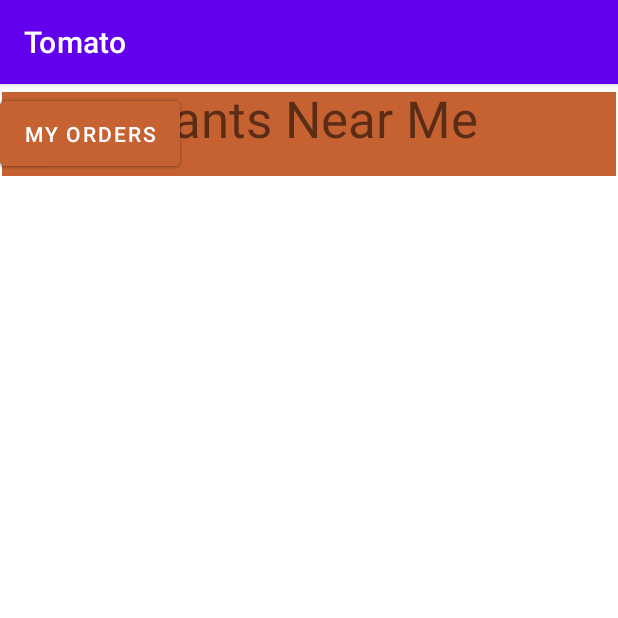
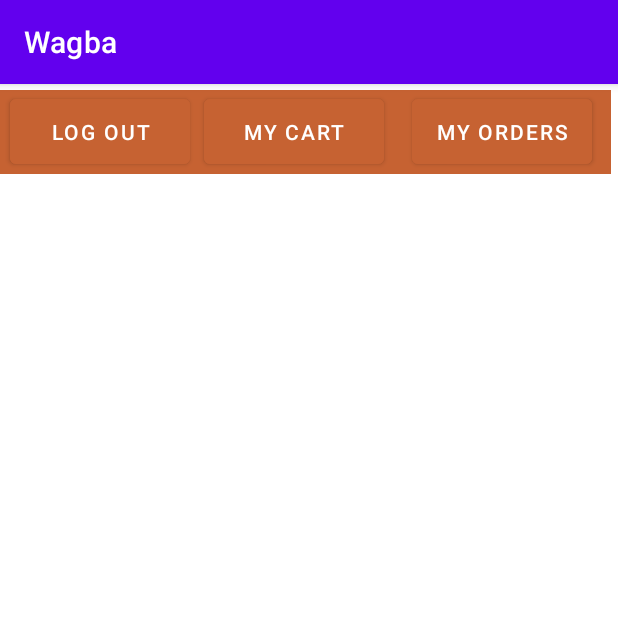
Before and after one commit to Danieltarek3110/Wagba, an Android app: the Restaurants screen opened directly, with no data from a screen before it, on a phone screen of 412 x 824 dp, the top half of it. Run offline under Robolectric (Android 15) with nearby library versions, the phone set to English and light mode, and no system bars.

Commit message:
first commit

```diff
--- a/app/src/main/res/layout/activity_log_in.xml
+++ b/app/src/main/res/layout/activity_log_in.xml
@@ -5,7 +5,7 @@
     android:id="@+id/SignUp_layout"
     android:layout_width="match_parent"
     android:layout_height="match_parent"
-    android:background="@drawable/signup_background"
+    android:background="@drawable/subackground"
     tools:context=".SignUp">
 
     <EditText
--- a/app/src/main/res/layout/activity_main.xml
+++ b/app/src/main/res/layout/activity_main.xml
@@ -5,7 +5,7 @@
     android:id="@+id/Layout01"
     android:layout_width="match_parent"
     android:layout_height="match_parent"
-    android:background="@drawable/background_main"
+    android:background="@drawable/mainbg"
     tools:context=".MainActivity">
 
     <Button
--- a/app/src/main/res/layout/activity_restaurants.xml
+++ b/app/src/main/res/layout/activity_restaurants.xml
@@ -23,12 +23,13 @@
         android:layout_width="409dp"
         android:layout_height="wrap_content"
         android:layout_marginStart="5dp"
-        android:layout_marginTop="5dp"
+        android:layout_marginTop="4dp"
         android:layout_marginEnd="5dp"
         android:background="#FFC66232"
         android:minHeight="?attr/actionBarSize"
         android:theme="?attr/actionBarTheme"
         app:layout_constraintEnd_toEndOf="parent"
+        app:layout_constraintHorizontal_bias="1.0"
         app:layout_constraintStart_toStartOf="parent"
         app:layout_constraintTop_toTopOf="parent" />
 
@@ -36,40 +37,36 @@
         android:id="@+id/button4"
         android:layout_width="120dp"
         android:layout_height="55dp"
-        android:layout_marginTop="5dp"
+        android:layout_marginTop="4dp"
         android:backgroundTint="#FFC66232"
         android:text="@string/DiffLogin"
         android:textSize="14sp"
-        app:layout_constraintTop_toTopOf="parent"
-        tools:layout_editor_absoluteX="1dp" />
+        app:layout_constraintEnd_toStartOf="@+id/button5"
+        app:layout_constraintStart_toStartOf="@+id/toolbar2"
+        app:layout_constraintTop_toTopOf="parent" />
 
     <Button
         android:id="@+id/button5"
         android:layout_width="120dp"
         android:layout_height="55dp"
-        android:layout_marginTop="5dp"
+        android:layout_marginTop="4dp"
         android:backgroundTint="#FFC66232"
         android:text="@string/MyCart"
-        app:layout_constraintTop_toTopOf="parent"
-        tools:layout_editor_absoluteX="145dp" />
+        app:layout_constraintEnd_toStartOf="@+id/button6"
+        app:layout_constraintHorizontal_bias="0.878"
+        app:layout_constraintStart_toStartOf="parent"
+        app:layout_constraintTop_toTopOf="parent" />
 
     <Button
         android:id="@+id/button6"
         android:layout_width="120dp"
         android:layout_height="55dp"
-        android:layout_marginTop="5dp"
+        android:layout_marginTop="4dp"
         android:backgroundTint="#FFC66232"
         android:text="@string/MyOrders"
-        app:layout_constraintTop_toTopOf="parent"
-        tools:layout_editor_absoluteX="285dp" />
-
-    <TextView
-        android:id="@+id/textView04"
-        android:layout_width="410dp"
-        android:layout_height="70dp"
-        android:text="@string/RestNearMe"
-        android:textSize="34sp"
-        tools:layout_editor_absoluteX="0dp"
-        tools:layout_editor_absoluteY="74dp" />
+        app:layout_constraintEnd_toEndOf="@+id/toolbar2"
+        app:layout_constraintHorizontal_bias="0.958"
+        app:layout_constraintStart_toStartOf="@+id/toolbar2"
+        app:layout_constraintTop_toTopOf="parent" />
 
 </androidx.constraintlayout.widget.ConstraintLayout>
--- a/app/src/main/res/layout/activity_sign_up.xml
+++ b/app/src/main/res/layout/activity_sign_up.xml
@@ -5,7 +5,7 @@
     android:id="@+id/SignUp_layout"
     android:layout_width="match_parent"
     android:layout_height="match_parent"
-    android:background="@drawable/signup_background"
+    android:background="@drawable/subackground"
     tools:context=".SignUp">
 
     <EditText
--- a/app/src/main/res/values/strings.xml
+++ b/app/src/main/res/values/strings.xml
@@ -1,5 +1,5 @@
 <resources>
-    <string name="app_name">Tomato</string>
+    <string name="app_name">Wagba</string>
     <string name="title_activity_welcome">Home Screen</string>
     <string name="next">NEXT</string>
     <string name="skip">SKIP</string>
```
Also changed, not shown: app/src/main/java/com/example/wagba01/MainActivity.java (+3 -16 lines), app/src/main/res/drawable/SignUp_Background.jpg (deleted), 1 other file.
